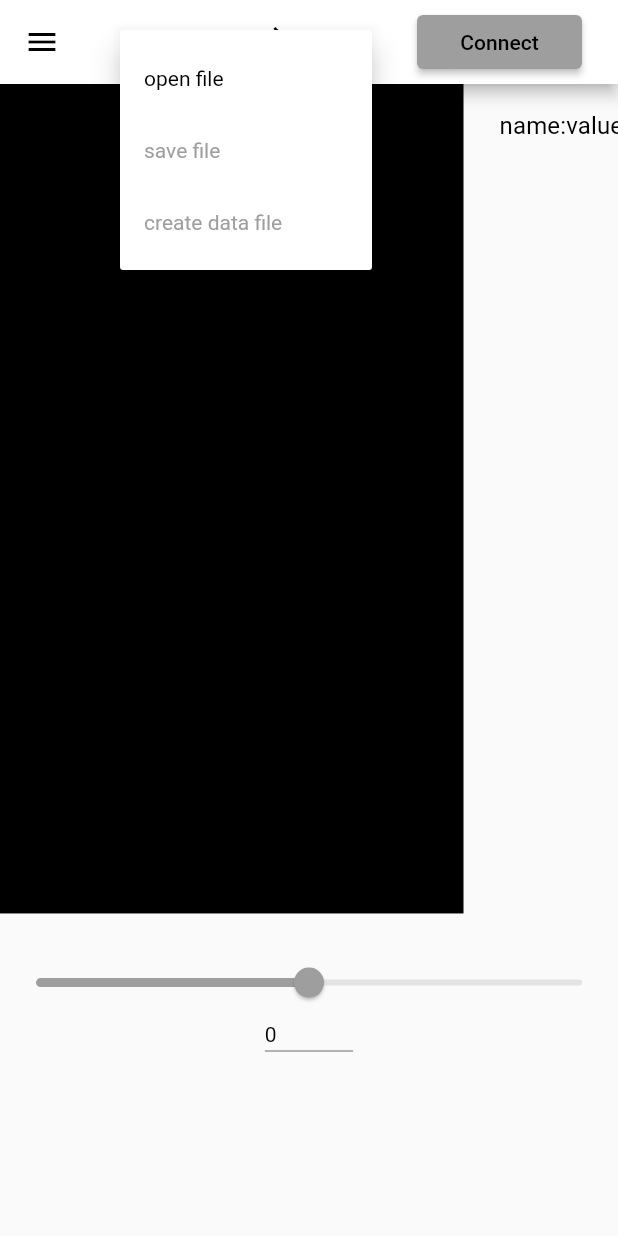
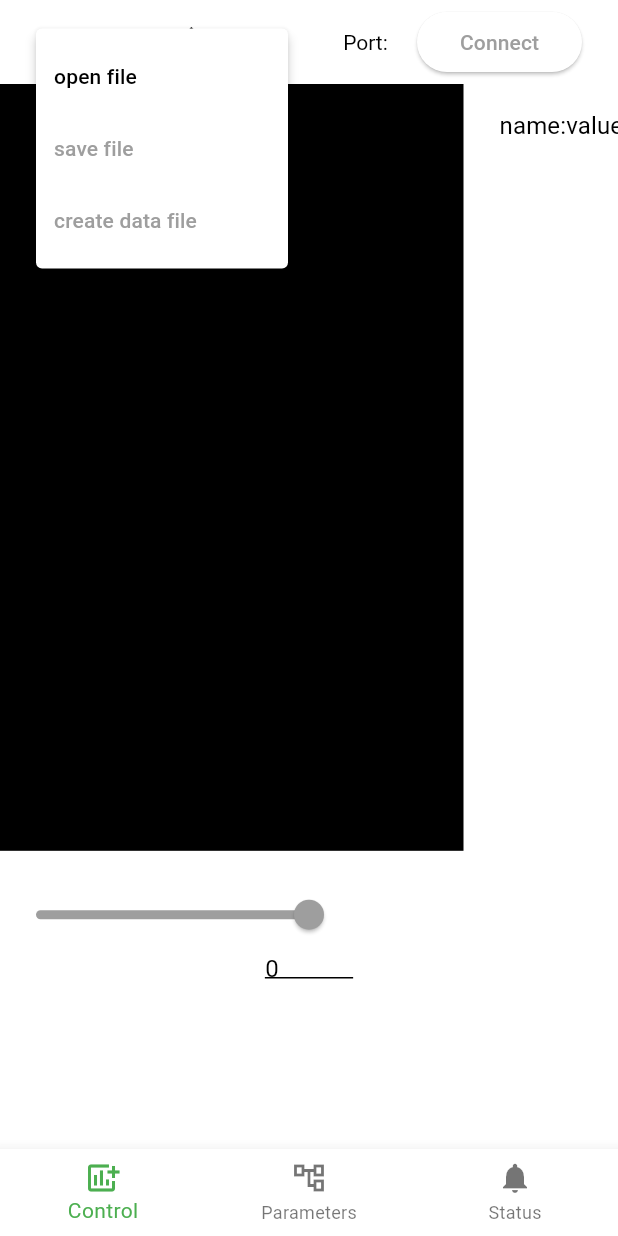
Before and after one commit to benjaminpaik/usb_host, a Flutter app: the screen it shows after launch, after a tap on "File", on a phone screen of 412 x 824 dp. Run offline on Flutter 3.47's test engine with Material 2 defaults, Android fonts, the phone set to English and light mode, and no system bars; our stand-ins replace file_picker; missing offline and left inert: dart:ffi, libusb.

Commit message:
Changed from NavigationDrawer to BottomNavigationBar, refactored TopBar, and fixed "saveByteFile" checkbox update.

```diff
--- a/lib/main.dart
+++ b/lib/main.dart
@@ -1,11 +1,11 @@
-import 'package:usb_host/screens/status_screen.dart';
+import 'package:usb_host/models/screen_model.dart';
+import 'package:usb_host/screens/home_route.dart';
 import 'package:flutter/material.dart';
 import 'package:usb_host/models/host_data_model.dart';
 import 'package:usb_host/models/parameter_table_model.dart';
-import 'package:usb_host/screens/control_screen.dart';
-import 'package:usb_host/screens/parameter_screen.dart';
-import 'package:usb_host/widgets/navigation_widget.dart';
 import 'package:provider/provider.dart';
+
+const homeRoute = '/';
 
 void main() {
   runApp(const UsbHostApp());
@@ -18,6 +18,8 @@ class UsbHostApp extends StatelessWidget {
   Widget build(BuildContext context) {
     return MultiProvider(
       providers: [
+        ChangeNotifierProvider<ScreenModel>(
+            create: (context) => ScreenModel()),
         ChangeNotifierProvider<HostDataModel>(
             create: (context) => HostDataModel()),
         ChangeNotifierProvider<ParameterTableModel>(
@@ -26,6 +28,7 @@ class UsbHostApp extends StatelessWidget {
       child: MaterialApp(
         title: 'USB Host',
         theme: ThemeData(
+          useMaterial3: true,
           primaryColor: Colors.black,
           appBarTheme: const AppBarTheme(
             color: Colors.white,
@@ -37,16 +40,11 @@ class UsbHostApp extends StatelessWidget {
             titleLarge: TextStyle(fontSize: 14.0, fontWeight: FontWeight.normal, color: Colors.black),
             titleMedium: TextStyle(fontSize: 14.0, fontWeight: FontWeight.normal, color: Colors.black),
           ),
-          colorScheme: ColorScheme.fromSwatch().copyWith(
-              primary: Colors.grey,
-              onPrimary: Colors.black,
-          ),
+          colorScheme: ColorScheme.fromSwatch(primarySwatch: Colors.grey),
         ),
-        initialRoute: controlRoute,
+        initialRoute: homeRoute,
         routes: {
-          controlRoute: (context) => const ControlPage(),
-          parameterRoute: (context) => const ParameterPage(),
-          statusRoute: (context) => const StatusPage(),
+          homeRoute: (context) => const HomeRoute(),
         },
       ),
     );
--- a/lib/models/host_data_model.dart
+++ b/lib/models/host_data_model.dart
@@ -22,7 +22,7 @@ class HostDataModel extends ChangeNotifier {
   String? _userMessage;
   double _elapsedTime = 0;
   bool _haltTelemetry = true;
-  bool saveByteFile = false;
+  bool _saveByteFile = false;
   int _startTime = 0,
       _graphUpdateCount = 0,
       _textUpdateCount = 0,
@@ -71,6 +71,15 @@ class HostDataModel extends ChangeNotifier {
 
   int get textUpdateCount {
     return _textUpdateCount;
+  }
+
+  set saveByteFile(bool save) {
+    _saveByteFile = save;
+    notifyListeners();
+  }
+
+  bool get saveByteFile {
+    return _saveByteFile;
   }
 
   set statusState(String? state) {
--- /dev/null
+++ b/lib/models/screen_model.dart
@@ -0,0 +1,15 @@
+import 'package:flutter/material.dart';
+
+class ScreenModel extends ChangeNotifier {
+
+  int _screenIndex = 0;
+
+  int get screenIndex {
+    return _screenIndex;
+  }
+
+  set screenIndex(int index) {
+    _screenIndex = index;
+    notifyListeners();
+  }
+}
--- a/lib/screens/control_screen.dart
+++ b/lib/screens/control_screen.dart
@@ -2,7 +2,6 @@ import 'package:usb_host/models/host_data_model.dart';
 import 'package:flutter/material.dart';
 import 'package:provider/provider.dart';
 import '../definitions.dart';
-import '../widgets/navigation_widget.dart';
 import '../widgets/oscilloscope_widget.dart';
 
 class ControlPage extends StatelessWidget {
@@ -13,12 +12,7 @@ class ControlPage extends StatelessWidget {
 
   @override
   Widget build(BuildContext context) {
-    return Scaffold(
-      appBar: AppBar(
-        title: const CustomMenuBar(),
-      ),
-      drawer: const CustomNavigationDrawer(),
-      body: Column(
+    return Column(
       children: [
         Expanded(flex: 18, child: OscilloscopePlots()),
         const Spacer(),
@@ -27,7 +21,6 @@ class ControlPage extends StatelessWidget {
         Expanded(flex: 2, child: CmdButtons()),
         const Spacer(),
       ],
-      ),
     );
   }
 }
--- /dev/null
+++ b/lib/screens/home_route.dart
@@ -0,0 +1,46 @@
+
+
+import 'package:flutter/material.dart';
+import 'package:provider/provider.dart';
+import 'package:usb_host/models/screen_model.dart';
+import 'package:usb_host/screens/parameter_screen.dart';
+import 'package:usb_host/screens/status_screen.dart';
+
+import '../widgets/bottom_navigation.dart';
+import '../widgets/topbar.dart';
+import 'control_screen.dart';
+
+class HomeRoute extends StatelessWidget {
+
+  const HomeRoute({Key? key}) : super(key: key);
+
+  @override
+  Widget build(BuildContext context) {
+
+    final appBody = Selector<ScreenModel, int>(
+      selector: (_, selectorModel) => selectorModel.screenIndex,
+      builder: (context, screenIndex, child) {
+
+        switch(screenIndex) {
+
+          case(0):
+            return const ControlPage();
+
+          case(1):
+            return const ParameterPage();
+
+          default:
+            return const StatusPage();
+        }
+      },
+    );
+
+    return Scaffold(
+      appBar: AppBar(
+        title: const TopBar(),
+      ),
+      body: appBody,
+      bottomNavigationBar: const BottomNavigation(),
+    );
+  }
+}
--- /dev/null
+++ b/lib/widgets/bottom_navigation.dart
@@ -0,0 +1,42 @@
+
+import 'package:flutter/material.dart';
+import 'package:provider/provider.dart';
+import 'package:usb_host/models/screen_model.dart';
+
+class BottomNavigation extends StatelessWidget {
+
+  const BottomNavigation({super.key});
+
+  @override
+  Widget build(BuildContext context) {
+
+    final screenDataModel = Provider.of<ScreenModel>(context, listen: false);
+
+    return Selector<ScreenModel, int>(
+      selector: (_, selectorModel) => selectorModel.screenIndex,
+      builder: (context, _, child) {
+        return BottomNavigationBar(
+          items: const <BottomNavigationBarItem>[
+            BottomNavigationBarItem(
+              icon: Icon(Icons.add_chart),
+              label: 'Control',
+            ),
+            BottomNavigationBarItem(
+              icon: Icon(Icons.account_tree_outlined),
+              label: 'Parameters',
+            ),
+            BottomNavigationBarItem(
+              icon: Icon(Icons.notifications),
+              label: 'Status',
+            ),
+          ],
+          currentIndex: screenDataModel.screenIndex,
+          selectedItemColor: Colors.green,
+          onTap: (int index) {
+            screenDataModel.screenIndex = index;
+          },
+        );
+      },
+    );
+  }
+}
--- a/lib/widgets/navigation_widget.dart
+++ /dev/null
@@ -1,231 +0,0 @@
-import 'package:usb_host/misc/file_utilities.dart';
-import 'package:flutter/material.dart';
-import 'package:provider/provider.dart';
-
-import '../models/host_data_model.dart';
-import '../models/parameter_table_model.dart';
-import 'message_widget.dart';
-
-const controlRoute = '/';
-const parameterRoute = '/parameter';
-const statusRoute = '/status';
-
-class CustomNavigationDrawer extends StatelessWidget {
-  const CustomNavigationDrawer({Key? key}) : super(key: key);
-
-  @override
-  Widget build(BuildContext context) {
-    return Drawer(
-      child: ListView(
-        padding: EdgeInsets.zero,
-        children: <Widget>[
-          DrawerHeader(
-            decoration: BoxDecoration(color: Theme.of(context).primaryColor),
-            child: Text(
-              'Menu',
-              style: Theme.of(context).textTheme.displayLarge,
-            ),
-          ),
-          ListTile(
-            title: Text(
-              'Control',
-              style: Theme.of(context).textTheme.bodyLarge,
-            ),
-            onTap: () {
-              Navigator.pushReplacementNamed(context, controlRoute);
-            },
-          ),
-          ListTile(
-            title: Text(
-              'Parameter',
-              style: Theme.of(context).textTheme.bodyLarge,
-            ),
-            onTap: () {
-              Navigator.pushReplacementNamed(context, parameterRoute);
-            },
-          ),
-          ListTile(
-            title: Text(
-              'Status',
-              style: Theme.of(context).textTheme.bodyLarge,
-            ),
-            onTap: () {
-              Navigator.pushReplacementNamed(context, statusRoute);
-            },
-          ),
-        ],
-      ),
-    );
-  }
-}
-
-class CustomMenuBar extends StatelessWidget {
-  const CustomMenuBar({Key? key}) : super(key: key);
-
-  @override
-  Widget build(BuildContext context) {
-    final hostDataModel = Provider.of<HostDataModel>(context, listen: false);
-    final parameterTableModel =
-        Provider.of<ParameterTableModel>(context, listen: false);
-
-    final saveFileMenuText = Selector<HostDataModel, bool>(
-      selector: (_, selectorModel) =>
-          selectorModel.configData.telemetry.isNotEmpty,
-      builder: (context, fileLoaded, child) {
-        return Text(
-          "save file",
-          style: TextStyle(
-            color: fileLoaded ? null : Colors.grey,
-          ),
-        );
-      },
-    );
-
-    final dataFileMenuText = Selector<HostDataModel, bool>(
-      selector: (_, selectorModel) => selectorModel.usb.isRunning,
-      builder: (context, running, child) {
-        return Text(
-          "create data file",
-          style: TextStyle(
-            color: running ? null : Colors.grey,
-          ),
-        );
-      },
-    );
-
-    final fileMenuItems = [
-      PopupMenuItem(
-          child: const Text("open file"),
-          onTap: () {
-            hostDataModel.openConfigFile(() {
-              if (hostDataModel.configData.initialized) {
-                parameterTableModel.initNumParameters(
-                    hostDataModel.configData.parameter.length);
-              }
-              displayMessage(context, hostDataModel.userMessage);
-            });
-          }),
-      PopupMenuItem(
-          child: saveFileMenuText,
-          onTap: () {
-            if (hostDataModel.configData.telemetry.isNotEmpty) {
-              hostDataModel
-                  .saveFile(generateConfigFile(hostDataModel.configData));
-            }
-          }),
-      PopupMenuItem(
-          child: dataFileMenuText,
-          onTap: () {
-            if (hostDataModel.usb.isRunning) {
-              hostDataModel.createDataFile();
-            }
-          }),
-    ];
-
-    final toolsMenuItems = [
-      PopupMenuItem(
-          child: const Text("parse data"),
-          onTap: () {
-            hostDataModel.parseDataFile(
-                true, () => displayMessage(context, hostDataModel.userMessage));
-          }),
-      PopupMenuItem(
-        child: Row(
-          children: [
-            const Text("save byte file"),
-            const Spacer(),
-            Selector<HostDataModel, bool>(
-              selector: (_, selectorModel) => selectorModel.saveByteFile,
-              builder: (context, saveByteFile, child) {
-                return Checkbox(
-                    value: hostDataModel.saveByteFile,
-                    onChanged: (bool? value) {
-                      hostDataModel.saveByteFile = value ?? false;
-                    });
-              },
-            ),
-          ],
-        ),
-      ),
-      PopupMenuItem(
-          child: const Text("create header"),
-          onTap: () {
-            if (hostDataModel.configData.telemetry.isNotEmpty) {
-              hostDataModel
-                  .saveFile(generateHeaderFile(hostDataModel.configData));
-            }
-          }),
-      PopupMenuItem(child: const Text("program target"), onTap: () {
-        hostDataModel.initBootloader().then((_) {
-          displayMessage(context, hostDataModel.userMessage);
-          hostDataModel.usb.connect();
-        });
-      }),
-    ];
-
-    final fileMenu = Padding(
-      padding: const EdgeInsets.all(8.0),
-      child: PopupMenuButton(
-        child: const Text("File"),
-        itemBuilder: (context) => fileMenuItems,
-      ),
-    );
-
-    final toolsMenu = Padding(
-      padding: const EdgeInsets.all(8.0),
-      child: PopupMenuButton(
-        child: const Text("Tools"),
-        itemBuilder: (context) => toolsMenuItems,
-      ),
-    );
-
-    final recordButton = Padding(
-      padding: const EdgeInsets.all(8.0),
-      child: Selector<HostDataModel, RecordState>(
-        selector: (_, selectorModel) => selectorModel.usb.recordState,
-        builder: (context, recordState, child) {
-          return IconButton(
-              onPressed: () {
-                hostDataModel.recordButtonEvent(() {
-                  displayMessage(context, hostDataModel.userMessage);
-                });
-              },
-              icon: recordState.icon);
-        },
-      ),
-    );
-
-    final connectButton = Padding(
-      padding: const EdgeInsets.all(8.0),
-      child: SizedBox(
-        width: 110.0,
-        child: ElevatedButton(
-          child: Selector<HostDataModel, bool>(
-            selector: (_, selectorModel) => selectorModel.usb.isRunning,
-            builder: (context, isRunning, child) {
-              return Text(isRunning ? "Disconnect" : "Connect");
-            },
-          ),
-          onPressed: () {
-            hostDataModel.usbConnect().then((success) {
-              if (success) {
-                parameterTableModel.updateTable();
-              }
-              displayMessage(context, hostDataModel.userMessage);
-            });
-          },
-        ),
-      ),
-    );
-
-    return Row(
-      children: [
-        fileMenu,
-        toolsMenu,
-        recordButton,
-        const Spacer(),
-        connectButton,
-      ],
-    );
-  }
-}
--- /dev/null
+++ b/lib/widgets/topbar.dart
@@ -0,0 +1,193 @@
+import 'package:usb_host/misc/file_utilities.dart';
+import 'package:flutter/material.dart';
+import 'package:provider/provider.dart';
+
+import '../models/host_data_model.dart';
+import '../models/parameter_table_model.dart';
+import 'message_widget.dart';
+
+class TopBar extends StatelessWidget {
+  const TopBar({Key? key}) : super(key: key);
+
+  @override
+  Widget build(BuildContext context) {
+    final hostDataModel = Provider.of<HostDataModel>(context, listen: false);
+    final parameterTableModel =
+    Provider.of<ParameterTableModel>(context, listen: false);
+
+    final openFileMenuItem = PopupMenuItem(
+        child: const Text("open file"),
+        onTap: () {
+          hostDataModel.openConfigFile(() {
+            if (hostDataModel.configData.initialized) {
+              parameterTableModel.initNumParameters(
+                  hostDataModel.configData.parameter.length);
+            }
+            displayMessage(context, hostDataModel.userMessage);
+          });
+        });
+
+    final saveFileMenuItem = PopupMenuItem(
+        child: Selector<HostDataModel, bool>(
+          selector: (_, selectorModel) =>
+          selectorModel.configData.telemetry.isNotEmpty,
+          builder: (context, fileLoaded, child) {
+            return Text(
+              "save file",
+              style: TextStyle(
+                color: fileLoaded ? null : Colors.grey,
+              ),
+            );
+          },
+        ),
+        onTap: () {
+          if (hostDataModel.configData.telemetry.isNotEmpty) {
+            hostDataModel
+                .saveFile(generateConfigFile(hostDataModel.configData));
+          }
+        });
+
+    final createDataFileMenuItem = PopupMenuItem(
+        child: Selector<HostDataModel, bool>(
+          selector: (_, selectorModel) => selectorModel.usb.isRunning,
+          builder: (context, running, child) {
+            return Text(
+              "create data file",
+              style: TextStyle(
+                color: running ? null : Colors.grey,
+              ),
+            );
+          },
+        ),
+        onTap: () {
+          if (hostDataModel.usb.isRunning) {
+            hostDataModel.createDataFile();
+          }
+        });
+
+    final parseDataMenuItem = PopupMenuItem(
+        child: const Text("parse data"),
+        onTap: () {
+          hostDataModel.parseDataFile(
+              true, () => displayMessage(context, hostDataModel.userMessage));
+        });
+
+    final saveByteFileMenuItem = PopupMenuItem(
+      child: Row(
+        children: [
+          const Text("save byte file"),
+          const Spacer(),
+          Selector<HostDataModel, bool>(
+            selector: (_, selectorModel) => selectorModel.saveByteFile,
+            builder: (context, saveByteFile, child) {
+              return Checkbox(
+                  value: hostDataModel.saveByteFile,
+                  onChanged: (bool? value) {
+                    hostDataModel.saveByteFile = value ?? false;
+                  });
+            },
+          ),
+        ],
+      ),
+    );
+
+    final createHeaderMenuItem = PopupMenuItem(
+        child: const Text("create header"),
+        onTap: () {
+          if (hostDataModel.configData.telemetry.isNotEmpty) {
+            hostDataModel
+                .saveFile(generateHeaderFile(hostDataModel.configData));
+          }
+        });
+
+    final programTargetMenuItem = PopupMenuItem(
+        child: const Text("program target"),
+        onTap: () {
+          hostDataModel.initBootloader().then((_) {
+            displayMessage(context, hostDataModel.userMessage);
+            hostDataModel.usb.connect();
+          });
+        });
+
+    final fileMenu = Padding(
+      padding: const EdgeInsets.all(8.0),
+      child: PopupMenuButton(
+        child: const Text("File"),
+        itemBuilder: (context) => <PopupMenuItem>[
+          openFileMenuItem,
+          saveFileMenuItem,
+          createDataFileMenuItem,
+        ],
+      ),
+    );
+
+    final toolsMenu = Padding(
+      padding: const EdgeInsets.all(8.0),
+      child: PopupMenuButton(
+        child: const Text("Tools"),
+        itemBuilder: (context) => <PopupMenuItem>[
+          parseDataMenuItem,
+          saveByteFileMenuItem,
+          createHeaderMenuItem,
+          programTargetMenuItem,
+        ],
+      ),
+    );
+
+    const comPortLabel = Padding(
+      padding: EdgeInsets.all(8.0),
+      child: Text("Port: "),
+    );
+
+    final recordButton = Padding(
+      padding: const EdgeInsets.all(8.0),
+      child: Selector<HostDataModel, RecordState>(
+        selector: (_, selectorModel) => selectorModel.usb.recordState,
+        builder: (context, recordState, child) {
+          return IconButton(
+              onPressed: () {
+                hostDataModel.recordButtonEvent(() {
+                  displayMessage(context, hostDataModel.userMessage);
+                });
+              },
+              icon: recordState.icon);
+        },
+      ),
+    );
+
+
+    final connectButton = Padding(
+      padding: const EdgeInsets.all(8.0),
+      child: SizedBox(
+        width: 110.0,
+        child: ElevatedButton(
+          child: Selector<HostDataModel, bool>(
+            selector: (_, selectorModel) => selectorModel.usb.isRunning,
+            builder: (context, isRunning, child) {
+              return Text(isRunning ? "Disconnect" : "Connect");
+            },
+          ),
+          onPressed: () {
+            hostDataModel.usbConnect().then((success) {
+              if (success) {
+                parameterTableModel.updateTable();
+              }
+              displayMessage(context, hostDataModel.userMessage);
+            });
+          },
+        ),
+      ),
+    );
+
+    return Row(
+      children: [
+        fileMenu,
+        toolsMenu,
+        recordButton,
+        const Spacer(),
+        comPortLabel,
+        connectButton,
+      ],
+    );
+  }
+}
```
Also changed, not shown: lib/screens/parameter_screen.dart (+1 -8 lines), lib/screens/status_screen.dart (+1 -8 lines). Lines whose indentation alone changed are shown as unchanged.
